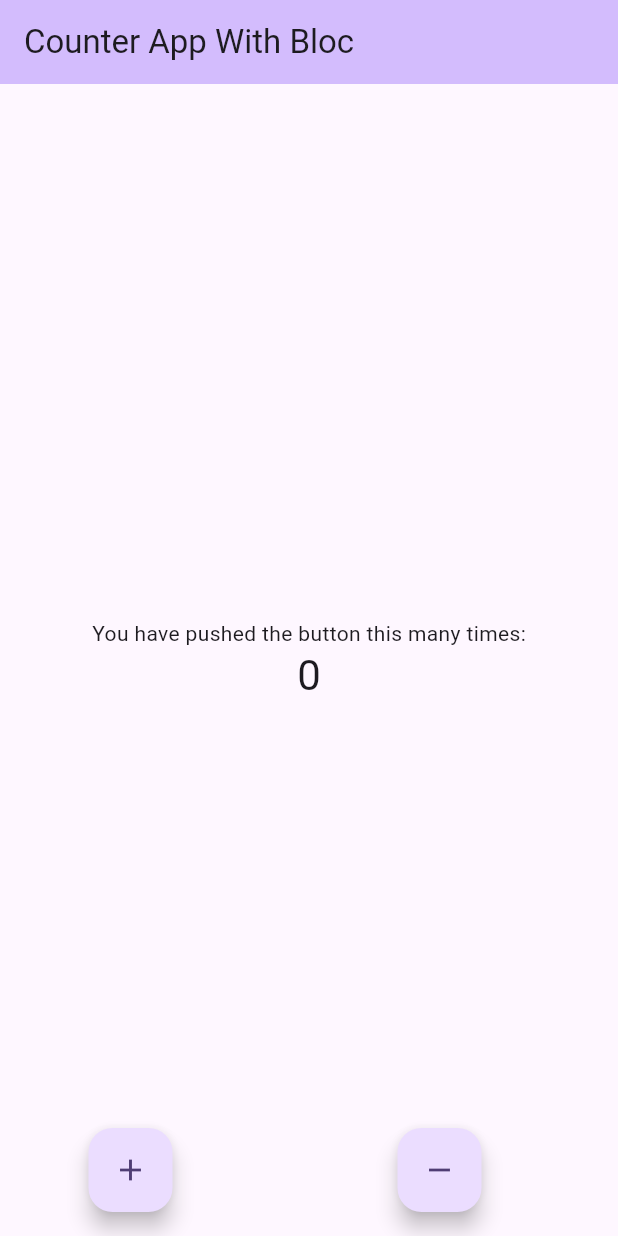
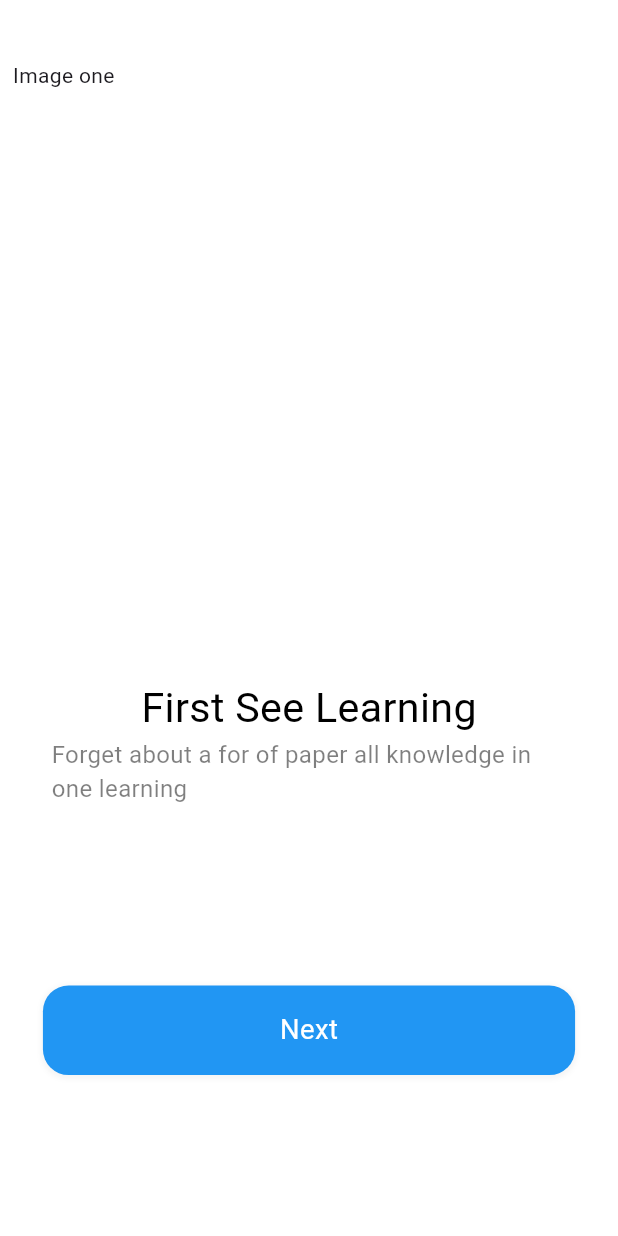
Before and after one commit to ArslanYousaf12/code-academy-app, a Flutter app: the screen it shows after launch, on a phone screen of 412 x 824 dp. Run offline on Flutter 3.47's test engine with Material 3 defaults, Android fonts, the light colour scheme and no system bars; our stand-ins replace flutter_bloc, flutter_screenutil.

Commit message:
Add WelcomeScreen implementation and integrate ScreenUtil for responsive design

```diff
--- a/lib/main.dart
+++ b/lib/main.dart
@@ -1,8 +1,10 @@
 import 'package:code_academy_app/app_blocs.dart';
 import 'package:code_academy_app/app_events.dart';
 import 'package:code_academy_app/app_state.dart';
+import 'package:code_academy_app/screens/welcome/bloc/welcome_blocs.dart';
 import 'package:flutter/material.dart';
 import 'package:flutter_bloc/flutter_bloc.dart';
+import 'package:flutter_screenutil/flutter_screenutil.dart';
 
 void main() {
   runApp(const MyApp());
@@ -16,12 +18,16 @@ class MyApp extends StatelessWidget {
   Widget build(BuildContext context) {
     return BlocProvider(
       create: (context) => AppBlocs(),
-      child: MaterialApp(
-        title: 'Flutter Demo',
-        theme: ThemeData(
-          colorScheme: ColorScheme.fromSeed(seedColor: Colors.deepPurple),
-        ),
-        home: const MyHomePage(),
+      child: ScreenUtilInit(
+        builder: (context, child) {
+          return MaterialApp(
+            title: 'Flutter Demo',
+            theme: ThemeData(
+              colorScheme: ColorScheme.fromSeed(seedColor: Colors.deepPurple),
+            ),
+            home: const WelcomeScreen(),
+          );
+        },
       ),
     );
   }
--- /dev/null
+++ b/lib/screens/welcome/bloc/welcome_blocs.dart
@@ -0,0 +1,95 @@
+import 'package:flutter/cupertino.dart';
+import 'package:flutter/material.dart' hide StatefulWidget;
+
+import 'package:flutter_screenutil/flutter_screenutil.dart';
+
+class WelcomeScreen extends StatefulWidget {
+  const WelcomeScreen({super.key});
+
+  @override
+  State<WelcomeScreen> createState() => _WelcomeScreenState();
+}
+
+class _WelcomeScreenState extends State<WelcomeScreen> {
+  @override
+  Widget build(BuildContext context) {
+    return Scaffold(
+      backgroundColor: Colors.white,
+      body: Container(
+        margin: EdgeInsets.only(top: 34.h),
+        width: 375.w,
+        child: Stack(
+          children: [
+            PageView(
+              children: [
+                Column(
+                  children: [
+                    SizedBox(
+                      width: 345.w,
+                      height: 345.h,
+                      child: Text("Image one"),
+                    ),
+                    Container(
+                      child: Text(
+                        "First See Learning",
+                        style: TextStyle(
+                          color: Colors.black,
+                          fontSize: 24.sp,
+                          fontWeight: FontWeight.normal,
+                        ),
+                      ),
+                    ),
+                    Container(
+                      width: 375.w,
+                      padding: EdgeInsets.only(left: 30.w, right: 30.w),
+                      child: Text(
+                        "Forget about a for of paper all knowledge in one learning",
+                        style: TextStyle(
+                          color: Colors.black.withOpacity(0.5),
+                          fontSize: 14.sp,
+                          fontWeight: FontWeight.normal,
+                        ),
+                      ),
+                    ),
+                    Container(
+                      margin: EdgeInsets.only(
+                        top: 100.h,
+                        left: 25.w,
+                        right: 25.w,
+                      ),
+                      width: 325.w,
+                      height: 50.h,
+
+                      decoration: BoxDecoration(
+                        color: Colors.blue,
+                        borderRadius: BorderRadius.all(Radius.circular(15.w)),
+                        boxShadow: [
+                          BoxShadow(
+                            color: Colors.grey.withOpacity(0.1),
+                            spreadRadius: 1,
+                            blurRadius: 2,
+                            offset: Offset(0, 1),
+                          ),
+                        ],
+                      ),
+                      child: Center(
+                        child: Text(
+                          "Next",
+                          style: TextStyle(
+                            color: Colors.white,
+                            fontSize: 16.sp,
+                            fontWeight: FontWeight.normal,
+                          ),
+                        ),
+                      ),
+                    ),
+                  ],
+                ),
+              ],
+            ),
+          ],
+        ),
+      ),
+    );
+  }
+}
--- a/pubspec.yaml
+++ b/pubspec.yaml
@@ -35,6 +35,7 @@ dependencies:
   # Use with the CupertinoIcons class for iOS style icons.
   cupertino_icons: ^1.0.8
   flutter_bloc: ^8.1.2
+  flutter_screenutil: ^5.9.3
 
 dev_dependencies:
   flutter_test:
```
Also changed, not shown: lib/screens/welcome/bloc/welcome_events.dart (added), lib/screens/welcome/bloc/welcome_states.dart (added), lib/screens/welcome/welcome.dart (added), pubspec.lock.
